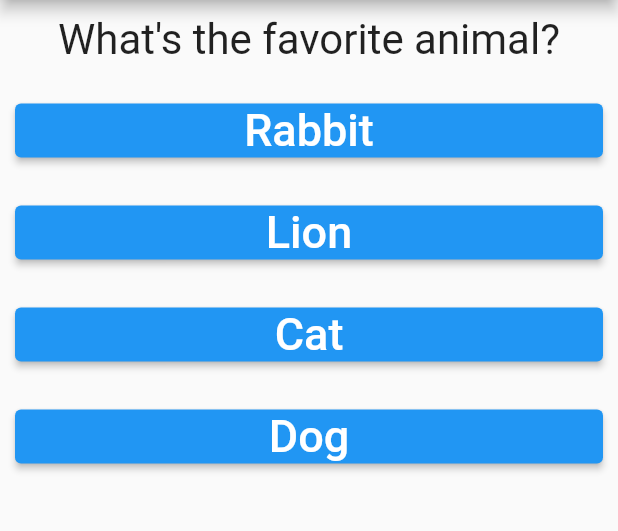
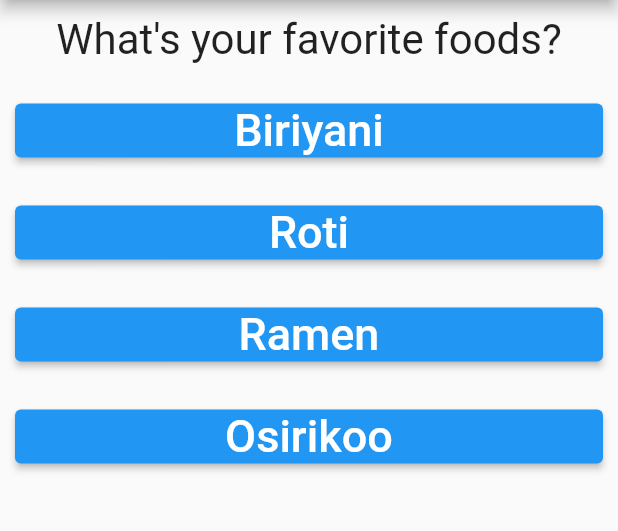
Before and after one commit to gsuzuki983/flutter_complete_guide, a Flutter app: the screen it shows after launch, after a tap on "Black", on a phone screen of 412 x 824 dp, the part 84-615 px from its top. Run offline on Flutter 3.47's test engine with Material 2 defaults, Android fonts, the phone set to English and light mode, and no system bars.

Commit message:
Add calculate totalScore

```diff
--- a/lib/main.dart
+++ b/lib/main.dart
@@ -1,5 +1,5 @@
 import 'package:flutter/material.dart';
-import 'package:flutter_complete_guide/result.dart';
+import './result.dart';
 import './quiz.dart';
 
 void main() => runApp(MyApp());
@@ -12,43 +12,45 @@ class MyApp extends StatefulWidget {
 }
 
 class _MyAppState extends State<MyApp> {
+  final _questions = const [
+    {
+      'questionText': 'What\'s your favorite color?',
+      'answers': [
+        {'text': 'Black', 'score': 90},
+        {'text': 'White', 'score': 100},
+        {'text': 'Blue', 'score': 90},
+        {'text': 'Yellow', 'score': 100}
+      ]
+    },
+    {
+      'questionText': 'What\'s your favorite foods?',
+      'answers': [
+        {'text': 'Biriyani', 'score': 100},
+        {'text': 'Roti', 'score': 90},
+        {'text': 'Ramen', 'score': 100},
+        {'text': 'Osirikoo', 'score': 90}
+      ]
+    },
+    {
+      'questionText': 'What\'s your favorite anime?',
+      'answers': [
+        {'text': 'Naruto', 'score': 100},
+        {'text': 'One Piece', 'score': 90},
+        {'text': 'My hero academea', 'score': 70},
+        {'text': 'Hippo no makanauchi', 'score': 50}
+      ]
+    },
+  ];
+
   var _questionIndex = 0;
+  var _totalScore = 0;
 
-  void _answerQuestion() {
+  void _answerQuestion(int score) {
+    _totalScore += score;
     setState(() {
-      _questionIndex = _questionIndex + 1;
+      _questionIndex++;
     });
   }
-
-  final _questions = {
-    {
-      'questionText': 'What\'s the favorite color?',
-      'answer': [
-        'Red',
-        'Green',
-        'Blue',
-        'Black',
-      ],
-    },
-    {
-      'questionText': 'What\'s the favorite animal?',
-      'answer': [
-        'Rabbit',
-        'Lion',
-        'Cat',
-        'Dog',
-      ],
-    },
-    {
-      'questionText': 'Who\'s your favorite instructor?',
-      'answer': [
-        'Max',
-        'Max',
-        'Max',
-        'Max',
-      ],
-    },
-  };
 
   @override
   Widget build(BuildContext context) {
@@ -63,7 +65,7 @@ class _MyAppState extends State<MyApp> {
                 questionIndex: _questionIndex,
                 questions: _questions,
               )
-            : Result(),
+            : Result(_totalScore),
       ),
     );
   }
--- a/lib/quiz.dart
+++ b/lib/quiz.dart
@@ -1,28 +1,29 @@
 import 'package:flutter/material.dart';
-import './question.dart';
-import './answer.dart';
+
+import 'question.dart';
+import 'answer.dart';
 
 class Quiz extends StatelessWidget {
-  final Set<Map<String, Object>> questions;
+  final List<Map<String, Object>> questions;
+  final Function answerQuestion;
   final int questionIndex;
-  final VoidCallback answerQuestion;
 
-  Quiz({
-    required this.questions,
-    required this.questionIndex,
-    required this.answerQuestion,
-  });
+  Quiz(
+      {required this.questions,
+      required this.questionIndex,
+      required this.answerQuestion});
 
   @override
   Widget build(BuildContext context) {
     return Column(
       children: [
         Question(
-          questions.elementAt(questionIndex)['questionText'].toString(),
+          questions[questionIndex]['questionText'] as String,
         ),
-        ...(questions.elementAt(questionIndex)['answer'] as List<String>)
+        ...(questions[questionIndex]['answers'] as List<Map<String, Object>>)
             .map((answer) {
-          return Answer(answerQuestion, answer);
+          return Answer(
+              () => answerQuestion(answer['score']), answer['text'] as String);
         }).toList()
       ],
     );
--- a/lib/result.dart
+++ b/lib/result.dart
@@ -1,12 +1,28 @@
 import 'package:flutter/material.dart';
 
 class Result extends StatelessWidget {
+  final int resultScore;
+
+  Result(this.resultScore);
+
+  String get resultPhrase {
+    var resultText;
+    if (resultScore <= 100) {
+      resultText = "Good";
+    } else if (resultScore > 100 && resultScore <= 150) {
+      resultText = "Awesome";
+    } else {
+      resultText = "GAMBARE GAMBARE";
+    }
+    return resultText;
+  }
+
   @override
   Widget build(BuildContext context) {
     return Center(
       child: Text(
-        'You did it!',
-        style: TextStyle(fontSize: 28),
+        resultPhrase,
+        style: TextStyle(fontSize: 22, fontWeight: FontWeight.bold),
         textAlign: TextAlign.center,
       ),
     );
```
